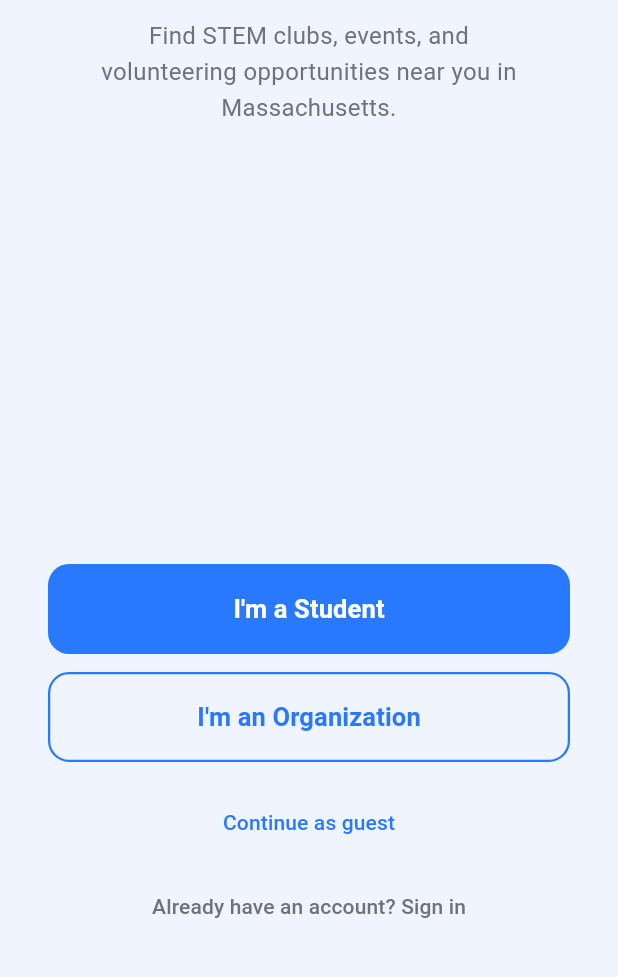
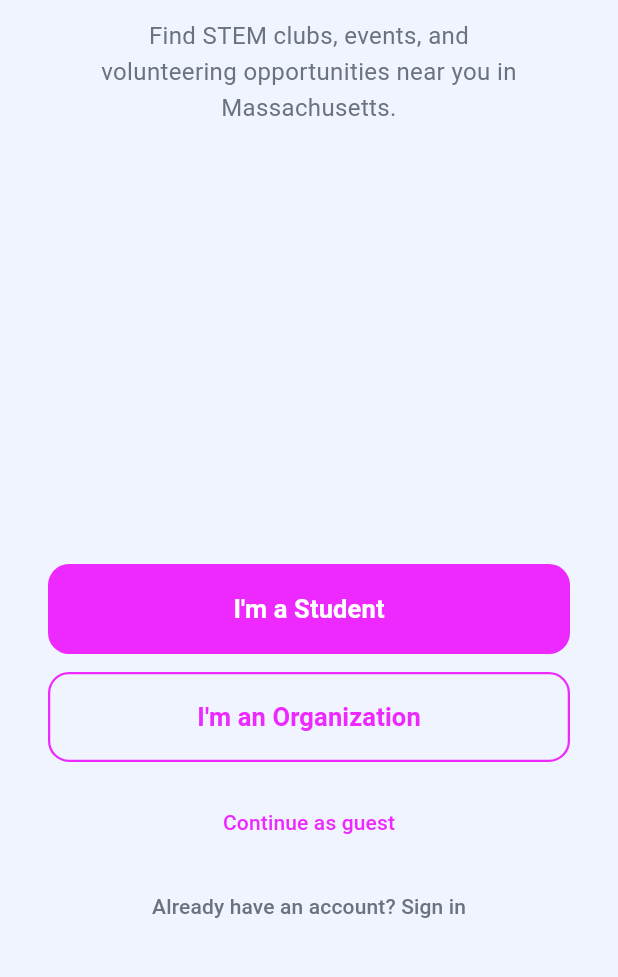
Before and after one commit to HugeAJTheBoss/Beacon, a Flutter app: the screen it shows after launch, on a phone screen of 412 x 824 dp, the part 246-1223 px from its top. Run offline on Flutter 3.47's test engine with Material 3 defaults, Android fonts, the phone set to English and light mode, and no system bars; our stand-ins replace firebase_core; missing offline and left inert: dart:html; accounts and stored records are empty.

Commit message:
Please work bro

```diff
--- a/beacon/lib/main.dart
+++ b/beacon/lib/main.dart
@@ -7,7 +7,7 @@ import 'signin_screen.dart';
 import 'guest_screen.dart';
 
 class AppColors {
-  static const primary = Color(0xFF2979FF);
+  static const primary = Color.fromARGB(255, 237, 41, 255);
   static const background = Color(0xFFF0F4FF);
   static const title = Color(0xFF1A1A2E);
   static const subtle = Color(0xFF6B7280);
```
